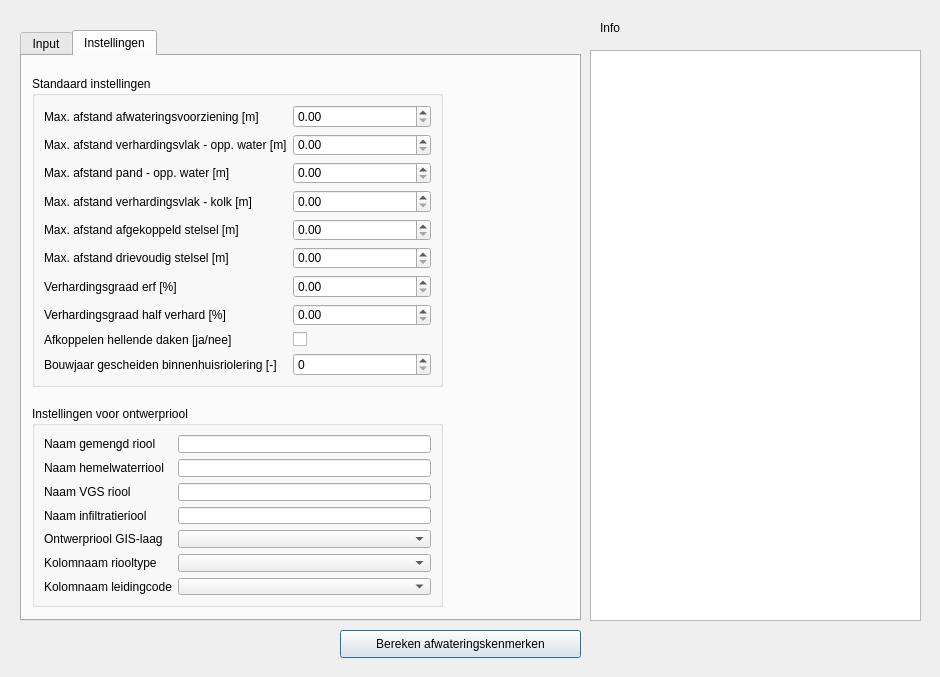
Above: plugin/bgtinlooptool/BGTInloopTool_dialog_base.ui from nens/bgt-inlooptool before the change. Below: the same form after it.
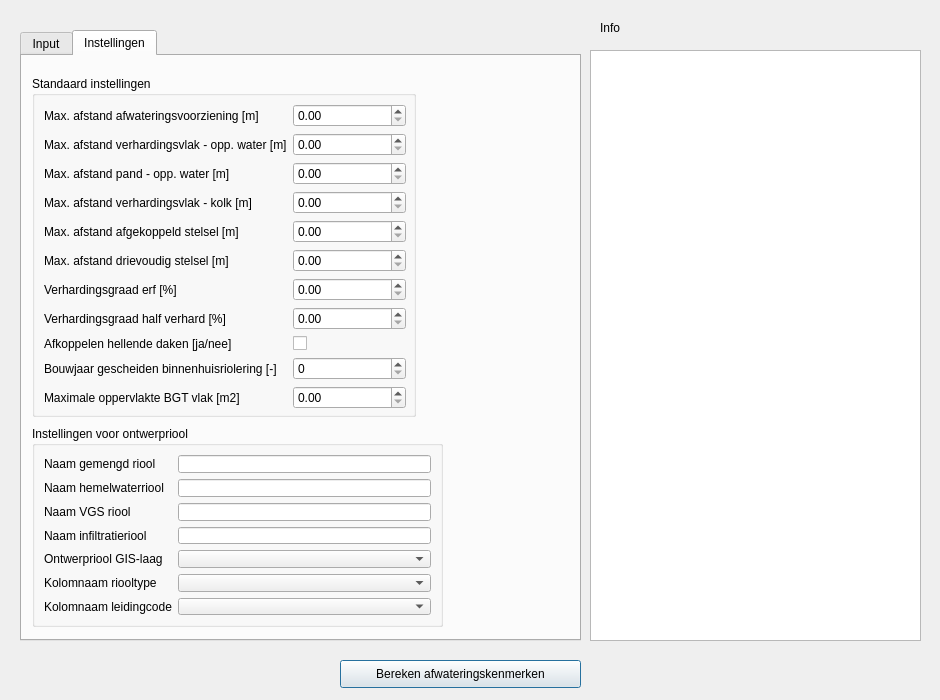
That is the form after the change. Custom widgets are drawn as their Qt base class.

```diff
--- a/plugin/bgtinlooptool/BGTInloopTool_dialog_base.ui
+++ b/plugin/bgtinlooptool/BGTInloopTool_dialog_base.ui
@@ -7,7 +7,7 @@
     <x>0</x>
     <y>0</y>
     <width>940</width>
-    <height>677</height>
+    <height>700</height>
    </rect>
   </property>
   <property name="windowTitle">
@@ -17,7 +17,7 @@
    <property name="geometry">
     <rect>
      <x>340</x>
-     <y>630</y>
+     <y>660</y>
      <width>241</width>
      <height>28</height>
     </rect>
@@ -48,7 +48,7 @@
      <x>20</x>
      <y>30</y>
      <width>561</width>
-     <height>591</height>
+     <height>611</height>
     </rect>
    </property>
    <property name="sizePolicy">
@@ -284,13 +284,22 @@
       <rect>
        <x>10</x>
        <y>20</y>
-       <width>411</width>
-       <height>311</height>
+       <width>384</width>
+       <height>341</height>
       </rect>
      </property>
      <property name="title">
       <string>Standaard instellingen</string>
      </property>
+     <widget class="QWidget" name="">
+      <property name="geometry">
+       <rect>
+        <x>12</x>
+        <y>28</y>
+        <width>362</width>
+        <height>308</height>
+       </rect>
+      </property>
      <layout class="QGridLayout" name="gridLayout">
       <item row="0" column="0">
        <widget class="QLabel" name="label_3">
@@ -396,13 +405,24 @@
       <item row="9" column="1">
        <widget class="QSpinBox" name="bouwjaar_gescheiden_binnenhuisriolering"/>
       </item>
-     </layout>
-    </widget>
+       <item row="10" column="0">
+        <widget class="QLabel" name="label_26">
+         <property name="text">
+          <string>Maximale oppervlakte BGT vlak [m2]</string>
+         </property>
+        </widget>
+       </item>
+       <item row="10" column="1">
+        <widget class="QgsDoubleSpinBox" name="max_oppervlak_bgt_vlak"/>
+       </item>
+      </layout>
+     </widget>
+    </widget>
     <widget class="QGroupBox" name="groupBox_2">
      <property name="geometry">
       <rect>
        <x>10</x>
-       <y>350</y>
+       <y>370</y>
        <width>411</width>
        <height>201</height>
       </rect>
@@ -491,7 +511,7 @@
      <x>590</x>
      <y>50</y>
      <width>331</width>
-     <height>571</height>
+     <height>591</height>
     </rect>
    </property>
   </widget>
```
Lines whose indentation alone changed are shown as unchanged.
